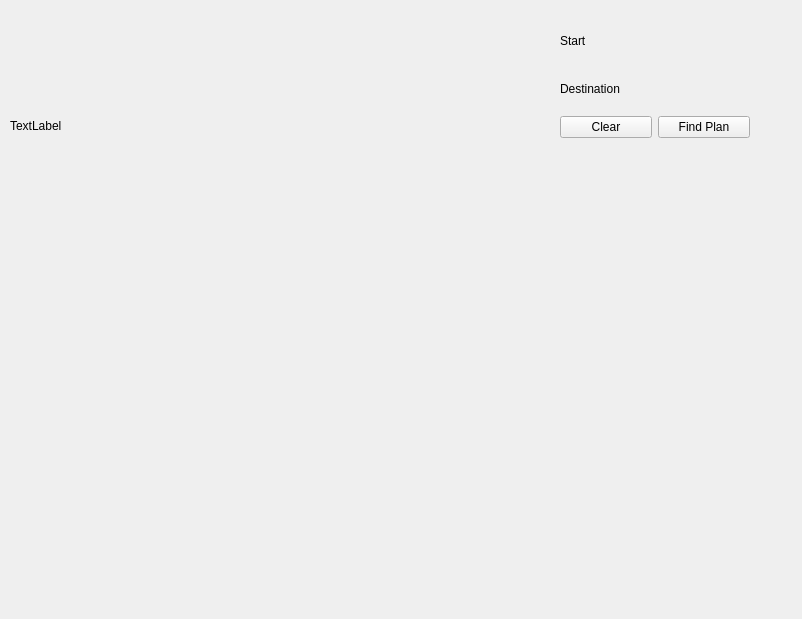
The window that catkin_ws/src/20-indefinite-navigation/fleet_planning/include/rqt_fleet_planning/rqt_fleet_planning.ui (spadma3/duck) describes before a commit, drawn with Qt 5.
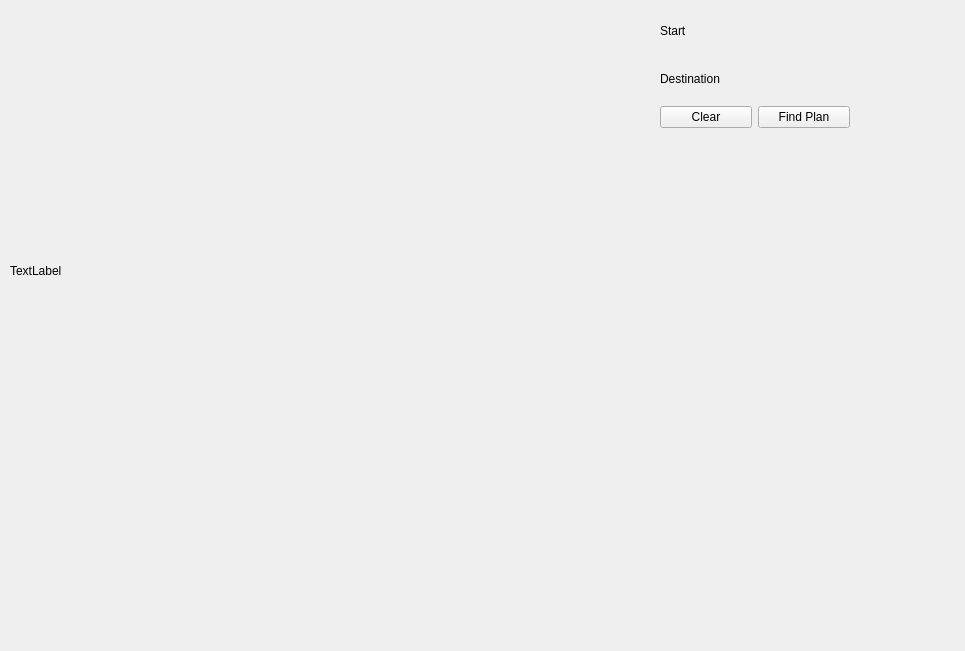
The same window after the commit.

Diff of the .ui file:
```diff
--- a/catkin_ws/src/20-indefinite-navigation/fleet_planning/include/rqt_fleet_planning/rqt_fleet_planning.ui
+++ b/catkin_ws/src/20-indefinite-navigation/fleet_planning/include/rqt_fleet_planning/rqt_fleet_planning.ui
@@ -6,8 +6,8 @@
    <rect>
     <x>0</x>
     <y>0</y>
-    <width>802</width>
-    <height>619</height>
+    <width>965</width>
+    <height>651</height>
    </rect>
   </property>
   <property name="windowTitle">
@@ -16,8 +16,8 @@
   <widget class="QWidget" name="gridLayoutWidget">
    <property name="geometry">
     <rect>
-     <x>560</x>
-     <y>20</y>
+     <x>660</x>
+     <y>10</y>
      <width>190</width>
      <height>118</height>
     </rect>
@@ -72,8 +72,8 @@
     <rect>
      <x>10</x>
      <y>10</y>
-     <width>201</width>
-     <height>231</height>
+     <width>441</width>
+     <height>521</height>
     </rect>
    </property>
    <property name="text">
```
